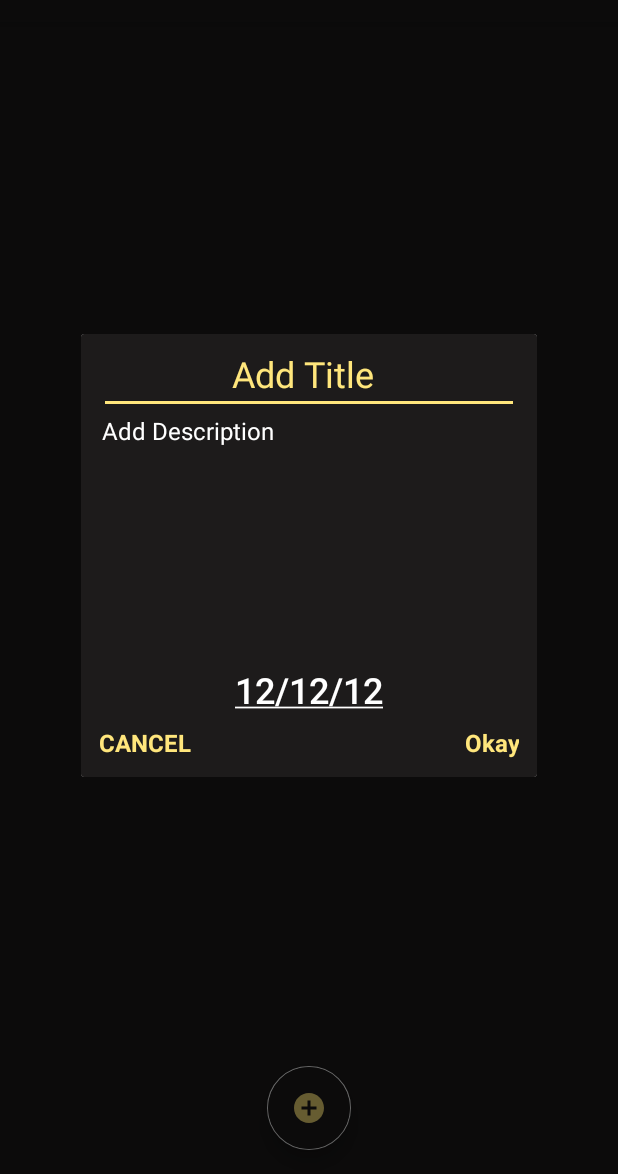
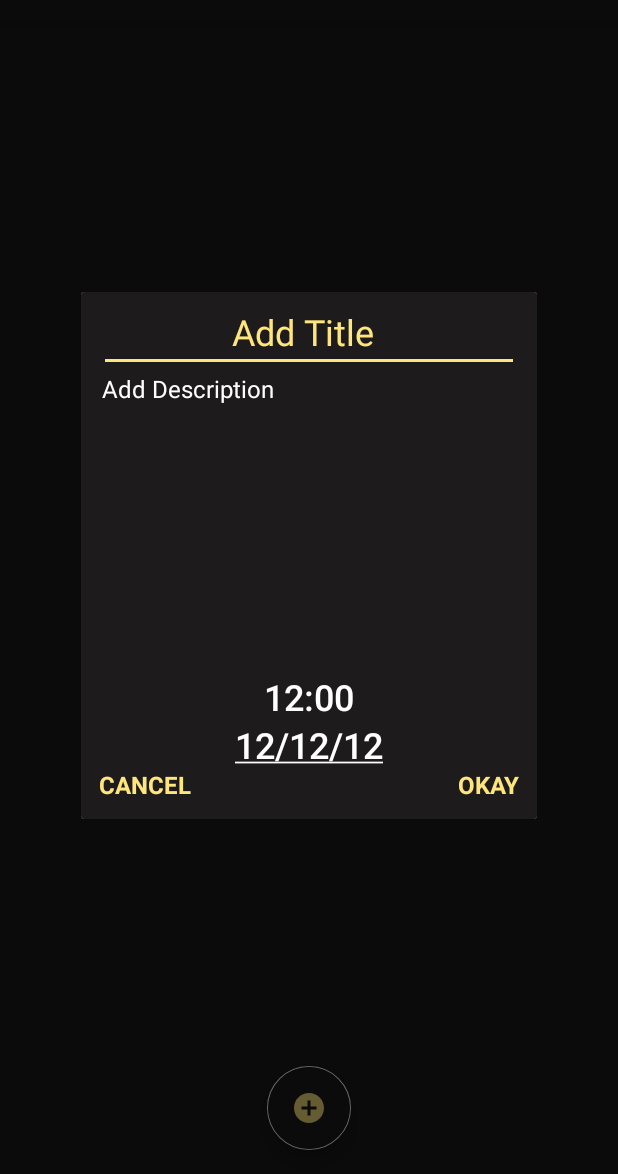
Before and after one commit to Hezzz/TimesUp, an Android app: the HomeFragment screen opened directly, with no data from a screen before it, after a tap on an icon or button, on a phone screen of 412 x 824 dp, the part 62-1236 px from its top. Run offline under Robolectric (Android 15) with nearby library versions, the phone set to English and light mode, and no system bars; our stand-ins replace navigation-ui; 1 statement that could not run was skipped.

Commit message:
added timepicker

```diff
--- a/app/src/main/java/com/example/timesup_final_project/AddNoteDialogFragment.java
+++ b/app/src/main/java/com/example/timesup_final_project/AddNoteDialogFragment.java
@@ -1,8 +1,10 @@
 package com.example.timesup_final_project;
 
 import android.app.DatePickerDialog;
+import android.app.TimePickerDialog;
 import android.content.Context;
 import android.os.Bundle;
+import android.text.format.DateFormat;
 import android.view.LayoutInflater;
 import android.view.View;
 import android.view.ViewGroup;
@@ -11,20 +13,22 @@ import android.widget.Button;
 import android.widget.DatePicker;
 import android.widget.EditText;
 import android.widget.TextView;
+import android.widget.TimePicker;
 import android.widget.Toast;
 import androidx.appcompat.app.AppCompatDialogFragment;
 
 import java.util.Calendar;
 
 
-public class AddNoteDialogFragment extends AppCompatDialogFragment implements DatePickerDialog.OnDateSetListener {
+public class AddNoteDialogFragment extends AppCompatDialogFragment implements DatePickerDialog.OnDateSetListener,
+        TimePickerDialog.OnTimeSetListener {
 
     private EditText addTitle, addDesc;
     private TextView cancel, addNew;
-    private Button dateButton;
+    private Button dateButton, timeButton;
 
     public interface OnNoteAdd{
-        void addNotes(String title, String desc, String date);
+        void addNotes(String title, String desc, String date, String time);
     }
     public OnNoteAdd onNoteAdd;
 
@@ -39,6 +43,7 @@ public class AddNoteDialogFragment extends AppCompatDialogFragment implements Da
         cancel = view.findViewById(R.id.cancel);
         addNew = view.findViewById(R.id.okay);
         dateButton = view.findViewById(R.id.datePickerButton);
+        timeButton = view.findViewById(R.id.timeButton);
 
         cancel.setOnClickListener(new View.OnClickListener() {
             @Override
@@ -55,7 +60,7 @@ public class AddNoteDialogFragment extends AppCompatDialogFragment implements Da
                 if(!input.isEmpty()){
                     Toast.makeText(getContext(), "Added " + input, Toast.LENGTH_SHORT).show();
                     if(desc.isEmpty()) desc = "Add description...";
-                    onNoteAdd.addNotes(input, desc, dateButton.getText().toString());
+                    onNoteAdd.addNotes(input, desc, dateButton.getText().toString(), timeButton.getText().toString());
                     getDialog().dismiss();
                 }
                 if(input.isEmpty()) Toast.makeText(getContext(), "Add title", Toast.LENGTH_SHORT).show();
@@ -66,6 +71,13 @@ public class AddNoteDialogFragment extends AppCompatDialogFragment implements Da
             @Override
             public void onClick(View view) {
                 showDatePickerDialog();
+            }
+        });
+
+        timeButton.setOnClickListener(new View.OnClickListener() {
+            @Override
+            public void onClick(View view) {
+                showTimePickerDialog();
             }
         });
         return view;
@@ -83,6 +95,26 @@ public class AddNoteDialogFragment extends AppCompatDialogFragment implements Da
         datePickerDialog.show();
     }
 
+    private void showTimePickerDialog(){
+        TimePickerDialog timePickerDialog = new TimePickerDialog(
+                getActivity(),
+                R.style.TimePicker,
+                this,
+                Calendar.getInstance().get(Calendar.HOUR_OF_DAY),
+                Calendar.getInstance().get(Calendar.MINUTE),
+                DateFormat.is24HourFormat(getActivity())
+        );
+        timePickerDialog.show();
+    }
+
+    @Override
+    public void onTimeSet(TimePicker timePicker, int hour, int minutes){
+        String time;
+        if(minutes < 10 ) time = hour + ":0" + minutes;
+        else time = hour + ":" + minutes;
+        timeButton.setText(time);
+    }
+
     @Override
     public void onDateSet(DatePicker datePicker, int year, int month, int day){
         String date = month + 1 + "/" + day + "/" + year;
--- a/app/src/main/res/layout/dialog_layout.xml
+++ b/app/src/main/res/layout/dialog_layout.xml
@@ -30,7 +30,6 @@
         android:id="@+id/descEditText"
         android:layout_width="0dp"
         android:layout_height="@dimen/dialog_desc_height"
-        android:layout_marginBottom="@dimen/dialog_margin"
         android:layout_marginLeft="@dimen/dialog_margin"
         android:layout_marginRight="@dimen/dialog_margin"
         android:background="@null"
@@ -38,12 +37,12 @@
         android:gravity="left"
         android:hint="@string/add_description"
         android:inputType="textMultiLine|textCapSentences"
+        android:maxLength="250"
         android:paddingLeft="@dimen/desc_padding"
         android:textAlignment="gravity"
         android:textColor="@color/white"
         android:textColorHint="@color/white"
         android:textSize="@dimen/dialog_desc_size"
-        android:maxLength="250"
         app:layout_constraintEnd_toEndOf="parent"
         app:layout_constraintStart_toStartOf="parent"
         app:layout_constraintTop_toBottomOf="@+id/titleEditText" />
@@ -51,7 +50,7 @@
     <Button
         android:id="@+id/datePickerButton"
         android:layout_width="@dimen/dialog_date_button"
-        android:layout_height="wrap_content"
+        android:layout_height="@dimen/picker_height"
         android:layout_marginLeft="@dimen/dialog_margin"
         android:layout_marginRight="@dimen/dialog_margin"
         android:background="@null"
@@ -61,7 +60,7 @@
         android:textSize="@dimen/dialog_title_size"
         app:layout_constraintEnd_toEndOf="parent"
         app:layout_constraintStart_toStartOf="parent"
-        app:layout_constraintTop_toBottomOf="@+id/descEditText" />
+        app:layout_constraintTop_toBottomOf="@+id/timeButton" />
 
     <TextView
         android:id="@+id/cancel"
@@ -88,4 +87,19 @@
         app:layout_constraintEnd_toEndOf="parent"
         app:layout_constraintTop_toBottomOf="@+id/datePickerButton" />
 
+    <Button
+        android:id="@+id/timeButton"
+        android:layout_width="@dimen/dialog_date_button"
+        android:layout_height="@dimen/picker_height"
+        android:layout_marginLeft="@dimen/dialog_margin"
+        android:layout_marginRight="@dimen/dialog_margin"
+        android:background="@null"
+        android:text="@string/time"
+        android:textAlignment="center"
+        android:textColor="@color/white"
+        android:textSize="@dimen/dialog_title_size"
+        app:layout_constraintEnd_toEndOf="parent"
+        app:layout_constraintStart_toStartOf="parent"
+        app:layout_constraintTop_toBottomOf="@+id/descEditText" />
+
 </androidx.constraintlayout.widget.ConstraintLayout>
--- a/app/src/main/res/values/colors.xml
+++ b/app/src/main/res/values/colors.xml
@@ -4,6 +4,7 @@
     <color name="colorAccent">#ffe67c</color>
     <color name="backGround">#1D1B1B</color>
     <color name="white">#FFFFFF</color>
+    <color name="accent_dark">#ab994a</color>
     <color name="textSecondary">#292e37</color>
 
 </resources>
--- a/app/src/main/res/values/dimens.xml
+++ b/app/src/main/res/values/dimens.xml
@@ -23,8 +23,9 @@
     <dimen name="desc_padding">2dp</dimen>
     <dimen name="dialog_top_margin">12dp</dimen>
     <dimen name="dialog_width">420dp</dimen>
-    <dimen name="dialog_desc_height">160dp</dimen>
+    <dimen name="dialog_desc_height">200dp</dimen>
     <dimen name="dialog_date_button">120dp</dimen>
+    <dimen name="picker_height">32dp</dimen>
 
     <dimen name="account_name">32dp</dimen>
     <dimen name="account_head_top">36dp</dimen>
--- a/app/src/main/res/values/strings.xml
+++ b/app/src/main/res/values/strings.xml
@@ -33,8 +33,9 @@
     <string name="add_title">Add Title</string>
     <string name="add_description">Add Description</string>
     <string name="cancel"><b>CANCEL</b></string>
-    <string name="add"><b>Okay</b></string>
+    <string name="add"><b>OKAY</b></string>
     <string name="date"><u>12/12/12</u></string>
+    <string name="time">12:00</string>
 
     <string name="subscribe"><u><i>Subscribe to get the latest features and updates!</i></u></string>
 
--- a/app/src/main/res/values/styles.xml
+++ b/app/src/main/res/values/styles.xml
@@ -41,4 +41,13 @@
         <item name="android:windowBackground">@color/backGround</item>
     </style>
 
+    <style name="TimePicker" parent="Theme.AppCompat.Light.Dialog.Alert">
+        <item name="colorAccent">@color/colorAccent</item>
+        <item name="colorControlActivated">@color/colorAccent</item>
+        <item name="android:textColorPrimaryInverse">@color/accent_dark</item>
+        <item name="android:textColorSecondaryInverse">@color/backGround</item>
+        <item name="android:textColorPrimary">@color/backGround</item>
+        <item name="android:windowBackground">@color/backGround</item>
+    </style>
+
 </resources>
```
Also changed, not shown: app/src/main/java/com/example/timesup_final_project/DatabaseHelper.java (+17 -10 lines), app/src/main/java/com/example/timesup_final_project/Deadline.java (+6 -1 lines), app/src/main/java/com/example/timesup_final_project/EditNoteDialogFragment.java (+38 -4 lines), app/src/main/java/com/example/timesup_final_project/HomeFragment.java (+19 -9 lines), app/src/main/res/layout/view_custom_row_deadline.xml (+11 -2 lines).
